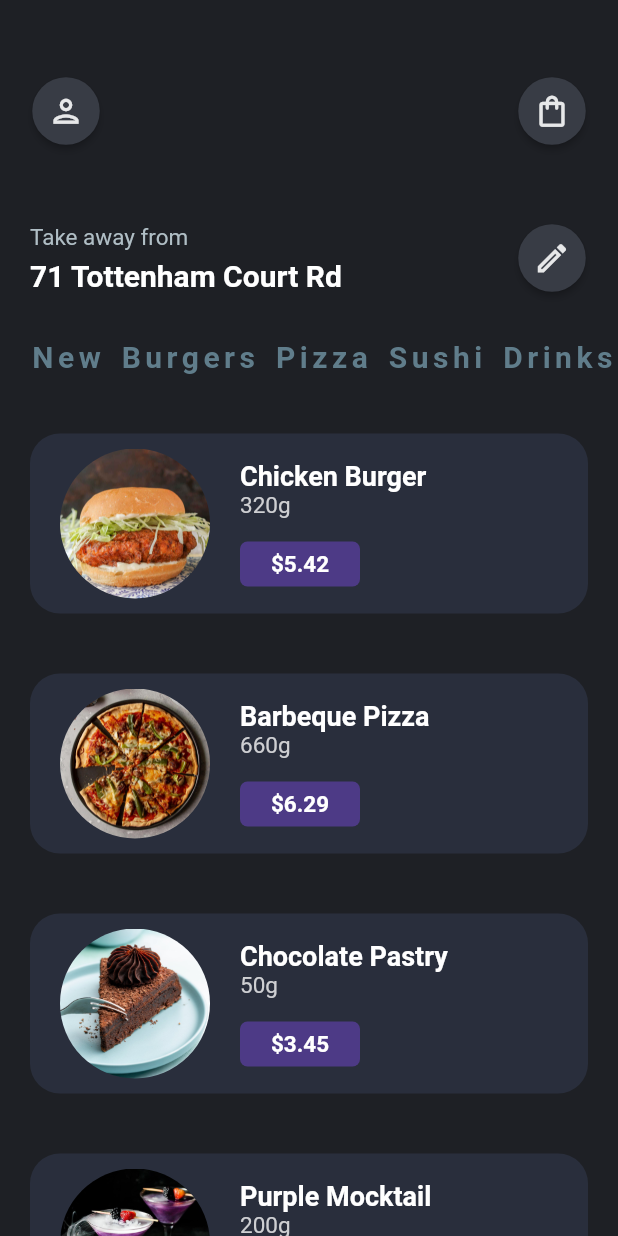
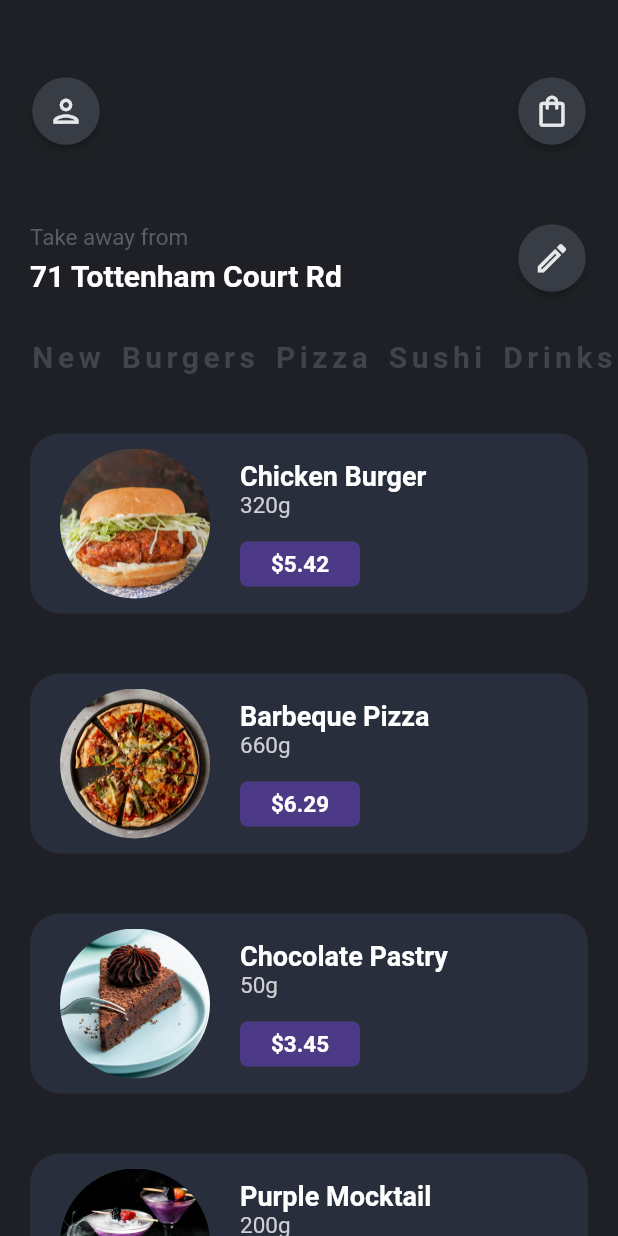
Before and after one commit to tanyarajhans/restaurant_ui_flutter, a Flutter app: the screen it shows after launch, on a phone screen of 412 x 824 dp. Run offline on Flutter 3.47's test engine with Material 2 defaults, Android fonts, the phone set to English and light mode, and no system bars.

Commit message:
Updated readme

```diff
--- a/lib/main.dart
+++ b/lib/main.dart
@@ -14,7 +14,7 @@ class MyApp extends StatelessWidget {
   @override
   Widget build(BuildContext context) {
     return MaterialApp(
-
+      debugShowCheckedModeBanner: false,
       home: Scaffold(
           backgroundColor: Color(0xff1e2025),
           body: Column(
@@ -63,8 +63,10 @@ class MyApp extends StatelessWidget {
                   children: <Widget>[
                   Text('Take away from',
                   textAlign: TextAlign.start,
-                  style: TextStyle(color: Colors.blueGrey[200],
-                  fontSize: 15.0)),
+                  style: TextStyle(color: Color(0xff5b5e63),
+                  fontSize: 15.0,
+                  fontWeight: FontWeight.w400),
+                  ),
                   SizedBox(
                   height: 5.0,
                 ),
@@ -101,7 +103,7 @@ class MyApp extends StatelessWidget {
               scrollDirection: Axis.horizontal,
               child: Text('New Burgers Pizza Sushi Drinks Momos Chicken',
               style: TextStyle(
-                color: Colors.blueGrey,
+                color: Color(0xff414449),
                 fontWeight: FontWeight.bold,
                 fontSize: 20.0,
                 letterSpacing: 3,
```
Also changed, not shown: 1 other file.
